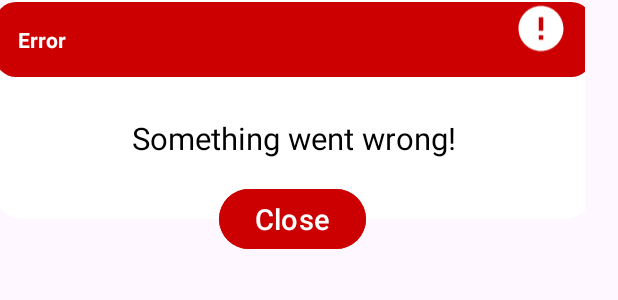
After one commit to NguyenVanViet2004/Quick-Chat-java, an Android app: the layout error_dialog.xml on its own in the app's theme, with its tools: preview values and no code run, on a phone screen of 412 x 824 dp. The commit adds this screen. Shown: the top 300 px of the screen. Run offline under Robolectric (Android 15) with nearby library versions, the phone set to English and light mode, and no system bars.

Commit message:
error/successfully layout

```diff
--- /dev/null
+++ b/app/src/main/res/drawable/baseline_error_24.xml
@@ -0,0 +1,5 @@
+<vector android:height="24dp" android:tint="#F6F2F2"
+    android:viewportHeight="24" android:viewportWidth="24"
+    android:width="24dp" xmlns:android="http://schemas.android.com/apk/res/android">
+    <path android:fillColor="@android:color/white" android:pathData="M12,2C6.48,2 2,6.48 2,12s4.48,10 10,10 10,-4.48 10,-10S17.52,2 12,2zM13,17h-2v-2h2v2zM13,13h-2L11,7h2v6z"/>
+</vector>
--- /dev/null
+++ b/app/src/main/res/drawable/custom_bkg.xml
@@ -0,0 +1,7 @@
+<?xml version="1.0" encoding="utf-8"?>
+<shape xmlns:android="http://schemas.android.com/apk/res/android">
+    <solid
+        android:color="@color/white"/>
+    <corners
+        android:radius="@dimen/_14sdp"/>
+</shape>
--- /dev/null
+++ b/app/src/main/res/drawable/red_bkg.xml
@@ -0,0 +1,6 @@
+<?xml version="1.0" encoding="utf-8"?>
+<shape xmlns:android="http://schemas.android.com/apk/res/android">
+    <solid android:color="@color/red"/>
+
+    <corners android:radius="14dp"/>
+</shape>
--- /dev/null
+++ b/app/src/main/res/layout/error_dialog.xml
@@ -0,0 +1,80 @@
+<?xml version="1.0" encoding="utf-8"?>
+<androidx.constraintlayout.widget.ConstraintLayout xmlns:android="http://schemas.android.com/apk/res/android"
+    xmlns:app="http://schemas.android.com/apk/res-auto"
+    xmlns:tools="http://schemas.android.com/tools"
+    android:id="@+id/errorConstraintLayout"
+    android:layout_width="@dimen/_300sdp"
+    android:layout_height="wrap_content">
+
+    <androidx.constraintlayout.widget.ConstraintLayout
+        android:id="@+id/layoutDialog"
+        android:layout_width="398dp"
+        android:layout_height="146dp"
+        android:background="@drawable/custom_bkg"
+        app:layout_constraintEnd_toEndOf="parent"
+        app:layout_constraintStart_toStartOf="parent"
+        app:layout_constraintTop_toTopOf="parent">
+
+        <TextView
+            android:id="@+id/errorTitle"
+            android:layout_width="0dp"
+            android:layout_height="wrap_content"
+            android:layout_marginTop="1dp"
+            android:background="@drawable/red_bkg"
+            android:padding="@dimen/_12sdp"
+            android:text="Error"
+            android:textColor="@color/white"
+            android:textStyle="bold"
+            app:layout_constraintBaseline_toTopOf="parent"
+            app:layout_constraintEnd_toEndOf="parent"
+            app:layout_constraintStart_toStartOf="parent"
+            app:layout_constraintTop_toTopOf="parent" />
+
+        <TextView
+            android:id="@+id/errorDesc"
+            android:layout_width="0dp"
+            android:layout_height="wrap_content"
+            android:layout_marginBottom="40dp"
+            android:gravity="center_horizontal"
+            android:text="Something went wrong!"
+            android:textColor="@color/black"
+            android:textSize="@dimen/_16sdp"
+            app:layout_constraintBaseline_toBottomOf="parent"
+            app:layout_constraintBottom_toBottomOf="parent"
+            app:layout_constraintEnd_toEndOf="parent"
+            app:layout_constraintStart_toStartOf="parent" />
+
+        <ImageView
+            android:id="@+id/errorImage"
+            android:layout_width="36dp"
+            android:layout_height="38dp"
+            android:layout_marginTop="@dimen/_10sdp"
+            android:layout_marginEnd="16dp"
+            android:layout_marginBottom="@dimen/_4sdp"
+            android:src="@drawable/baseline_error_24"
+            app:layout_constraintBaseline_toBottomOf="@id/errorTitle"
+            app:layout_constraintBottom_toBottomOf="@+id/errorTitle"
+            app:layout_constraintEnd_toEndOf="parent"
+            app:layout_constraintTop_toTopOf="@+id/errorTitle"
+            app:layout_constraintVertical_bias="1.0"
+            app:tint="@color/white" />
+
+
+    </androidx.constraintlayout.widget.ConstraintLayout>
+
+    <Button
+        android:id="@+id/errorClose"
+        android:layout_width="wrap_content"
+        android:layout_height="wrap_content"
+        android:backgroundTint="@color/red"
+        android:text="Close"
+        android:textSize="@dimen/_15sdp"
+        app:layout_constraintBottom_toBottomOf="@+id/layoutDialog"
+        app:layout_constraintEnd_toEndOf="parent"
+        app:layout_constraintStart_toStartOf="parent"
+        app:layout_constraintTop_toBottomOf="@+id/layoutDialog"
+
+        />
+
+
+</androidx.constraintlayout.widget.ConstraintLayout>
--- a/app/src/main/res/values/colors.xml
+++ b/app/src/main/res/values/colors.xml
@@ -14,4 +14,6 @@
     <color name="colorPrimaryNight">#1E1E1E</color>
     <color name="blue">#0391FD</color>
     <color name="dark_blue">#0F71D3</color>
+    <color name="red">#cc0000</color>
+    <color name="green">#50c878</color>
 </resources>
```
Also changed, not shown: app/src/main/res/drawable/custom_bkg_success.xml (added, +7 -0 lines), app/src/main/res/layout/activity_errorfailed.xml (added, +20 -0 lines), app/src/main/res/layout/succes_dialog.xml (added, +64 -0 lines), app/src/main/res/drawable/success_icon.png (added).
